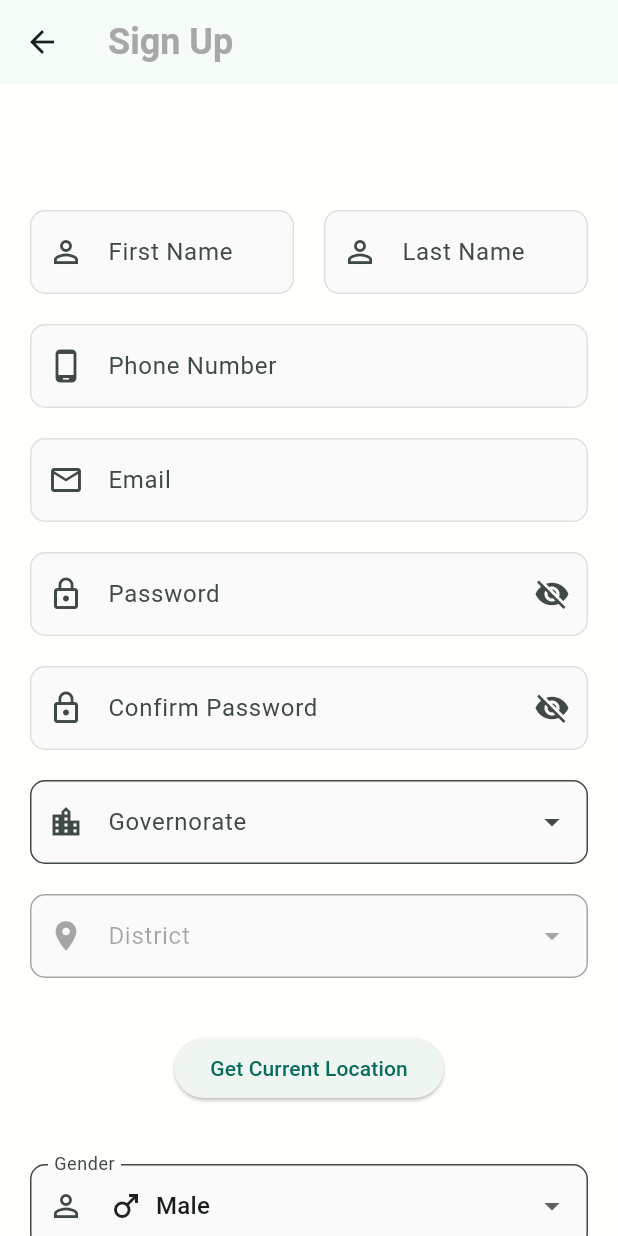
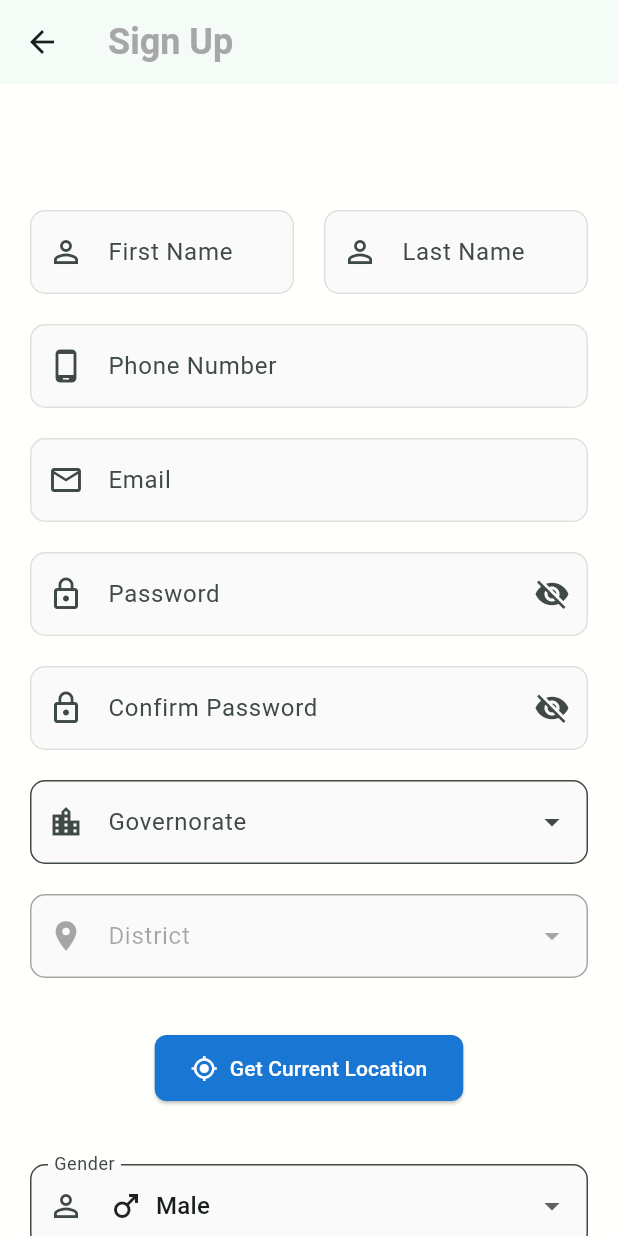
Before and after one commit to bibavay/Final-Project, a Flutter app: the SignUpScreen screen opened directly, on a phone screen of 412 x 824 dp. Run offline on Flutter 3.47's test engine with Material 3 defaults, Android fonts, the phone set to English and light mode, and no system bars; our stand-ins replace cloud_firestore, firebase_auth, firebase_core, flutter_map, geocoding, geolocator and 2 more; accounts and stored records are empty.

```diff
--- a/lib/main.dart
+++ b/lib/main.dart
@@ -2,6 +2,7 @@ import 'package:firebase_core/firebase_core.dart';
 import 'package:flutter/material.dart';
 import 'package:flutter_application_4th_year_project/firebase_options.dart';
 import 'package:flutter_application_4th_year_project/screens/Customers/Customers.dart';
+import 'package:flutter_application_4th_year_project/screens/authenticaion/signin_screen.dart';
 
 void main() async {
   WidgetsFlutterBinding.ensureInitialized();
@@ -24,7 +25,7 @@ class MyApp extends StatelessWidget {
         colorScheme: ColorScheme.fromSeed(seedColor: const Color.fromARGB(255, 5, 133, 114)),
         useMaterial3: true,
       ),
-      home: const CustomerDashboard(),
+      home: const SigninScreen(),
     );
   }
 }
--- a/lib/screens/authenticaion/signup_screen.dart
+++ b/lib/screens/authenticaion/signup_screen.dart
@@ -4,10 +4,12 @@ import 'package:firebase_auth/firebase_auth.dart';
 import 'package:flutter/material.dart';
 import 'package:flutter_application_4th_year_project/reusabile_widget/reusabile_widget.dart';
 import 'package:flutter_application_4th_year_project/screens/Customers/Cemailverification.dart';
+import 'package:flutter_application_4th_year_project/screens/Customers/location_picker.dart';
 import 'package:flutter_application_4th_year_project/screens/Drivers/Demailverification.dart';
 import 'package:flutter_application_4th_year_project/service/firestore.dart';
 import 'package:flutter_application_4th_year_project/utils/color_utils.dart';
 import 'package:geolocator/geolocator.dart';
+import 'package:latlong2/latlong.dart';
 
 class SignUpScreen extends StatefulWidget {
   const SignUpScreen({super.key});
@@ -36,6 +38,7 @@ class _SignUpScreenState extends State<SignUpScreen> {
   final TextEditingController _carYearTextController = TextEditingController();
   final TextEditingController _DCTextController = TextEditingController();
   final FirestoreService firestoreService = FirestoreService();
+  GeoPoint? location;
 
   final _formKey = GlobalKey<FormState>();
 
@@ -50,12 +53,54 @@ class _SignUpScreenState extends State<SignUpScreen> {
     'Sulaymaniyah': ['Kalar', 'ranya'],
   };
   String? selectedCarType;
-  final List<String> carTypes = ['Sedan', 'SUV', 'Truck', 'Coupe', 'Convertible'];
-  String? selectedCarMaker;
-  final List<String> carMaker = ['1', '2', '3', '4'];
-  String? selectedCarColor;
-  final List<String> carColor = ['red', 'green', 'blue', 'yellow'];
-  String? selectedCarYear;
+final List<String> carTypes = [
+  'Convertible',
+  'Coupe',
+  'Crossover',
+  'Hatchback',
+  'Minivan',
+  'Pickup Truck',
+  'Sedan',
+  'Sports Car',
+  'SUV',
+  'Van',
+  'Wagon'
+];  String? selectedCarMaker;
+final List<String> carMaker = [
+  'Audi',
+  'BMW',
+  'Chevrolet',
+  'Ford',
+  'Honda',
+  'Hyundai',
+  'Kia',
+  'Lexus',
+  'Mazda',
+  'Mercedes-Benz',
+  'Mitsubishi',
+  'Nissan',
+  'Subaru',
+  'Toyota',
+  'Volkswagen',
+];  String? selectedCarColor;
+  final List<String> carColor = [
+  'Black',
+  'Blue',
+  'Brown',
+  'Burgundy',
+  'Champagne',
+  'Dark Blue',
+  'Dark Gray',
+  'Gold',
+  'Gray',
+  'Green',
+  'Light Blue',
+  'Orange',
+  'Pearl White',
+  'Red',
+  'Silver',
+  'White',
+];  String? selectedCarYear;
   final List<String> carYear = ['2010', '2011', '2012', '2013'];
   String? selectedCarModel;
   final List<String> carModel = ['Toyota', 'Nissan'];
@@ -449,22 +494,40 @@ TextFormField(
               ),SizedBox(height: 16.0),
                                 //! Get Current Location Button
                   const SizedBox(height: 20),
-                  ElevatedButton(
+                  ElevatedButton.icon(
   onPressed: () async {
     try {
       Position position = await _getCurrentLocation();
-                        print('Current location: ${position.latitude}, ${position.longitude}');
-                        _locationTextController.text = 'Lat: ${position.latitude}, Lon: ${position.longitude}';
+      final result = await Navigator.push<LatLng>(
+        context,
+        MaterialPageRoute(
+          builder: (context) => LocationPickerScreen(
+            isSource: true,
+            initialLocation: LatLng(position.latitude, position.longitude),
+          ),
+        ),
+      );
+
+      if (result != null) {
+        setState(() {
+          _locationTextController.text = 'Lat: ${result.latitude}, Lon: ${result.longitude}';
+          location = GeoPoint(result.latitude, result.longitude);
+        });
+      }
     } catch (e) {
       print('Error: $e');
       ScaffoldMessenger.of(context).showSnackBar(
-                          SnackBar(
-                            content: Text("Error: $e"),
-                          ),
+        SnackBar(content: Text('Error getting location: $e')),
       );
     }
   },
-                    child: Text('Get Current Location'),
+  icon: const Icon(Icons.my_location, color: Colors.white),
+  label: const Text('Get Current Location', style: TextStyle(color: Colors.white)),
+  style: ElevatedButton.styleFrom(
+    backgroundColor: Colors.blue[700],
+    padding: const EdgeInsets.symmetric(vertical: 12, horizontal: 24),
+    shape: RoundedRectangleBorder(borderRadius: BorderRadius.circular(8)),
+  ),
 ),
                   const SizedBox(height: 20),
                   // reusableTextField(
@@ -738,7 +801,7 @@ TextFormField(
                     TextFormField(
                       controller: _passNumberTextController,
                       decoration: InputDecoration(
-                        labelText: 'Number of Passengers',
+                        labelText: 'Max Passengers Number',
                         hintText: 'Select or enter number',
                         prefixIcon: Icon(Icons.person_rounded),
                         border: OutlineInputBorder(borderRadius: BorderRadius.circular(10)),
```
Also changed, not shown: lib/screens/authenticaion/signin_screen.dart (+99 -81 lines). Lines whose indentation alone changed are shown as unchanged.
